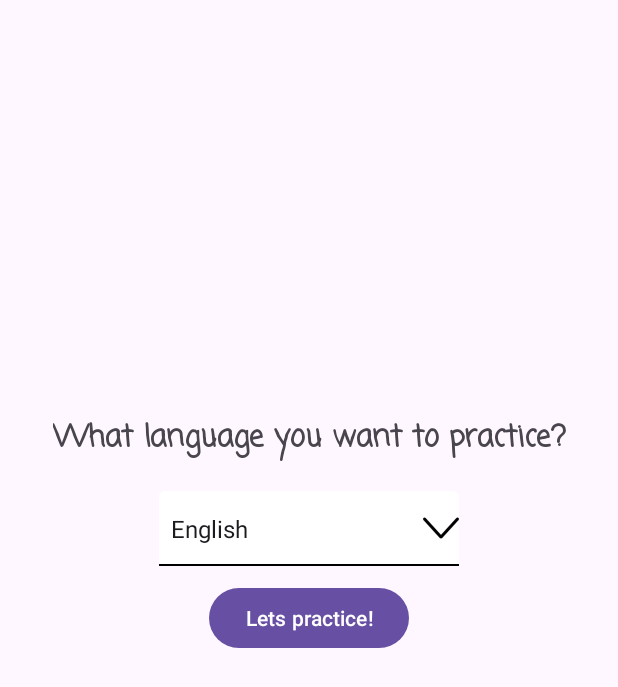
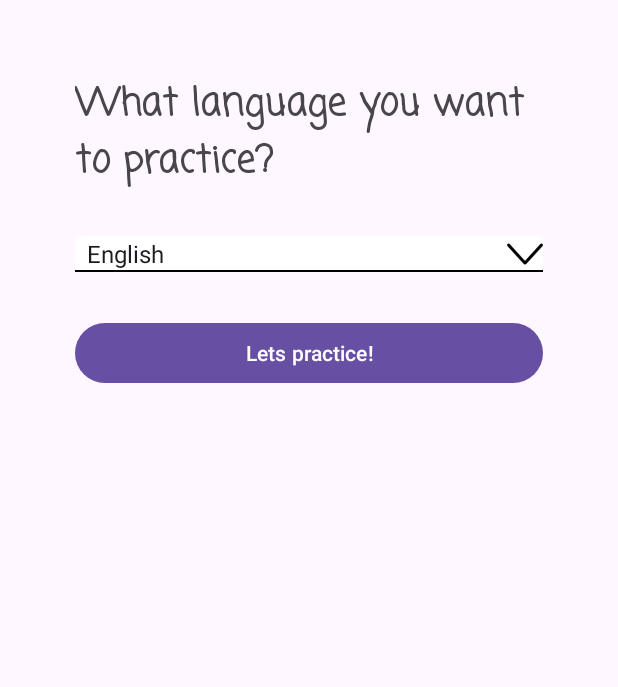
Before and after one commit to vicluber/lelen, an Android app: the screen it shows after launch (LanguageSelectionActivity), on a phone screen of 412 x 824 dp. Shown: the top 687 px of the screen. Run offline under Robolectric (Android 15) with nearby library versions, the phone set to English and light mode, and no system bars.

Commit message:
[FEATURE] Making translations in the device language.

```diff
--- a/app/src/main/java/com/lelen/MainActivity.kt
+++ b/app/src/main/java/com/lelen/MainActivity.kt
@@ -17,6 +17,7 @@ import android.widget.Toast
 import androidx.core.content.ContextCompat
 import com.lelen.Utils.CHATGPT_MODEL
 import okhttp3.*
+import java.util.Locale
 import java.util.concurrent.TimeUnit
 
 
@@ -29,6 +30,7 @@ class MainActivity : AppCompatActivity() {
     lateinit var etQuestion: TextInputEditText
     private lateinit var mediaPlayer: MediaPlayer
     private lateinit var selectedLanguage: String
+    private lateinit var languageDisplayNameInEnglish: String
     private val chatService = ChatService(client)
     private lateinit var chatRequestConversation : ChatRequest
     private lateinit var chatRequestTranslationAndAlternative : ChatRequest
@@ -36,6 +38,8 @@ class MainActivity : AppCompatActivity() {
     override fun onCreate(savedInstanceState: Bundle?) {
         super.onCreate(savedInstanceState)
         selectedLanguage = intent.getStringExtra("selectedValue") ?: "Default Value"
+        val locale = Locale.getDefault()
+        languageDisplayNameInEnglish = Locale(locale.language, locale.country).getDisplayLanguage(Locale.ENGLISH)
         chatRequestConversation = ChatRequest(
             messages = mutableListOf(
                 Message(role = "system", content = "You are gonna act as a ${selectedLanguage} teacher who chats with me just for me to learn. So it doesn't matter which language I use you will respond accordingly but in ${selectedLanguage}, for example, if I ask you how to say something in ${selectedLanguage} always reply in ${selectedLanguage} don't use the language I use, always ${selectedLanguage}. No matter what I say, never change the language, ALWAYS speak ${selectedLanguage} with me. If I ask you to speak another language just tell me that is for my good that you will just reply in ${selectedLanguage}.\n I'm also not good in conversation making so if I don't ask anything you will propose easy topics of conversations."),
@@ -45,15 +49,15 @@ class MainActivity : AppCompatActivity() {
         )
         chatRequestTranslationAndAlternative = ChatRequest(
             messages = mutableListOf(
-                Message(role = "system", content = "If I say something in ${selectedLanguage} you will make a correction if it needs one and offer an alternative in this structure 'Correction: the correct phrase - Alternative: an alternative phrase for the same meaning' and if I say something in any other language than ${selectedLanguage} you will translate that to ${selectedLanguage} but only if I say something in other language that is not ${selectedLanguage}"),
-                Message(role = "assistant", content = "Of course, go ahead and tell me what you'd like to translate into ${selectedLanguage}."),
+                Message(role = "system", content = "If I say something in ${selectedLanguage} you will make a correction if it needs one and offer an alternative in this structure 'Correction: the correct phrase - Alternative: an alternative phrase for the same meaning' and if I say something in any other language than ${selectedLanguage} you will translate that to ${selectedLanguage} but only if I say something in other language than ${selectedLanguage}"),
+                Message(role = "assistant", content = "Of course"),
                 Message(role = "user", content = "Just a placeholder")
             ),
             model = CHATGPT_MODEL
         )
         chatRequestTranslation = ChatRequest(
             messages = mutableListOf(
-                Message(role = "system", content = "You are gonna translate to English what I say in this structure 'the translated phrase' so nothing more than the translation"),
+                Message(role = "system", content = "You are gonna translate to ${languageDisplayNameInEnglish} what I say in this structure 'the translated phrase' so nothing more than the translation"),
                 Message(role = "assistant", content = "Of course, go ahead and tell me what you'd like to translate into ${selectedLanguage}."),
                 Message(role = "user", content = "Just a placeholder")
             ),
--- a/app/src/main/res/layout/activity_language_selection.xml
+++ b/app/src/main/res/layout/activity_language_selection.xml
@@ -1,4 +1,3 @@
-<?xml version="1.0" encoding="utf-8"?>
 <androidx.constraintlayout.widget.ConstraintLayout xmlns:android="http://schemas.android.com/apk/res/android"
     xmlns:app="http://schemas.android.com/apk/res-auto"
     xmlns:tools="http://schemas.android.com/tools"
@@ -6,42 +5,39 @@
     android:layout_height="match_parent"
     tools:context=".LanguageSelectionActivity">
 
-    <!-- Spinner centered horizontally and vertically at the top of the Button -->
-    <Spinner
-        android:id="@+id/selectionSpinner"
-        android:layout_width="200dp"
-        android:layout_height="50dp"
-        android:layout_marginBottom="120dp"
-        android:background="@drawable/spinner_background"
-        android:foregroundTint="#FFFFFF"
-        app:layout_constraintBottom_toBottomOf="parent"
+    <LinearLayout
+        android:layout_width="match_parent"
+        android:layout_height="match_parent"
+        android:orientation="vertical"
+        android:layout_margin="50dp"
+        android:gravity="center_horizontal"
+        app:layout_constraintTop_toTopOf="parent"
+        app:layout_constraintStart_toStartOf="parent"
         app:layout_constraintEnd_toEndOf="parent"
-        app:layout_constraintStart_toStartOf="parent"
-        app:layout_constraintTop_toTopOf="parent" />
+        tools:ignore="MissingConstraints">
+        <TextView
+            android:id="@+id/textView"
+            android:layout_width="match_parent"
+            android:layout_height="wrap_content"
+            android:text="@string/label_select_language"
+            android:fontFamily="casual"
+            android:textSize="25sp"
+            android:textStyle="bold" />
 
-    <!-- Button to proceed after selection, centered in parent -->
-    <Button
-        android:id="@+id/btnSelect"
-        android:layout_width="wrap_content"
-        android:layout_height="wrap_content"
-        android:text="@string/lets_practice"
-        app:layout_constraintBottom_toBottomOf="parent"
-        app:layout_constraintEnd_toEndOf="parent"
-        app:layout_constraintStart_toStartOf="parent"
-        app:layout_constraintTop_toTopOf="parent" />
+        <Spinner
+            android:id="@+id/selectionSpinner"
+            android:layout_width="match_parent"
+            android:layout_height="wrap_content"
+            android:layout_marginTop="30dp"
+            android:background="@drawable/spinner_background"
+            android:foregroundTint="#FFFFFF" />
 
-    <TextView
-        android:id="@+id/textView"
-        android:layout_width="wrap_content"
-        android:layout_height="wrap_content"
-        android:layout_marginBottom="240dp"
-        android:fontFamily="casual"
-        android:text="@string/label_select_language"
-        android:textSize="20sp"
-        android:textStyle="bold"
-        app:layout_constraintBottom_toBottomOf="parent"
-        app:layout_constraintEnd_toEndOf="parent"
-        app:layout_constraintStart_toStartOf="parent"
-        app:layout_constraintTop_toTopOf="parent" />
+        <Button
+            android:id="@+id/btnSelect"
+            android:layout_width="match_parent"
+            android:layout_height="wrap_content"
+            android:layout_marginTop="30dp"
+            android:text="@string/lets_practice" />
+    </LinearLayout>
 
 </androidx.constraintlayout.widget.ConstraintLayout>
```
Also changed, not shown: 66 other files.
